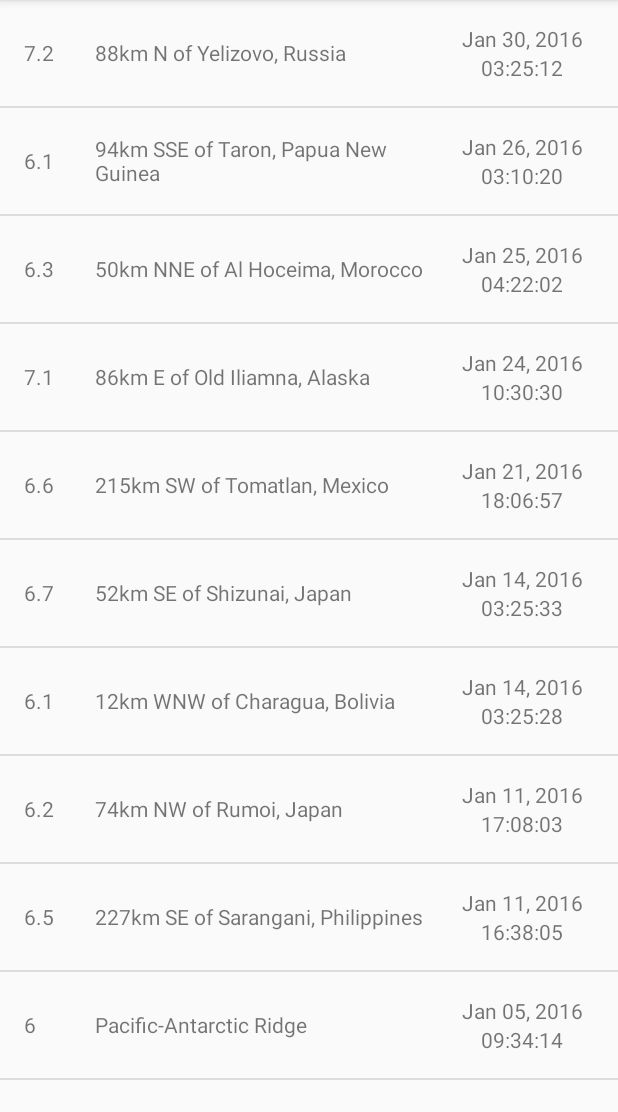
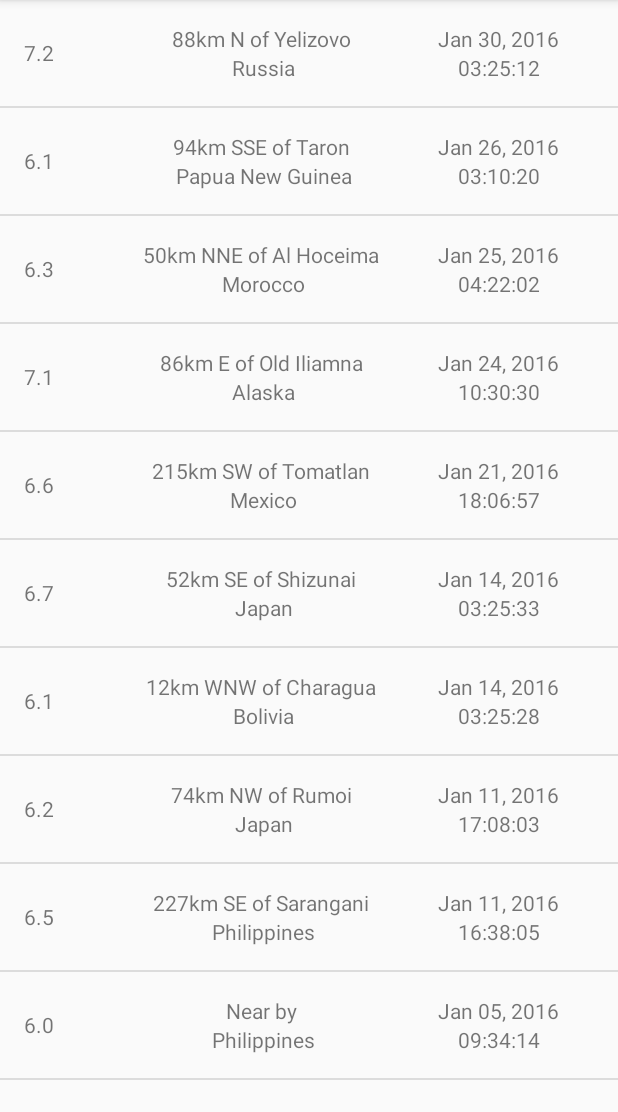
Before and after one commit to jozseflehocz/ud843-QuakeReport, an Android app: the screen it shows after launch (EarthquakeActivity), on a phone screen of 412 x 824 dp, the part 84-1196 px from its top. Run offline under Robolectric (Android 15) with nearby library versions, the phone set to English and light mode, and no system bars.

Commit message:
+primaryLocation +locationOffset +Decimalformat magnitude

```diff
--- a/app/src/main/java/com/example/android/quakereport/Earthquake.java
+++ b/app/src/main/java/com/example/android/quakereport/Earthquake.java
@@ -6,7 +6,7 @@ import java.util.Date;
 public class Earthquake {
 
     private String mLocation;
-    private String mMagnitude;
+    private Double mMagnitude;
     private Long mTime;
     private Date dateObject;
     private SimpleDateFormat dateFormatter;
@@ -14,7 +14,7 @@ public class Earthquake {
     private String dateToDisplay;
     private String timeToDisplay;
 
-    public Earthquake(String location, String magnitude, Long time){
+    public Earthquake(String location, Double magnitude, Long time){
         mLocation=location;
         mMagnitude=magnitude;
         mTime=time;
@@ -29,7 +29,7 @@ public class Earthquake {
         return mLocation;
     }
 
-    public String getMagnitude() {
+    public Double getMagnitude() {
         return mMagnitude;
     }
 
--- a/app/src/main/java/com/example/android/quakereport/EarthquakeAdapter.java
+++ b/app/src/main/java/com/example/android/quakereport/EarthquakeAdapter.java
@@ -22,6 +22,7 @@ import android.view.ViewGroup;
 import android.widget.ArrayAdapter;
 import android.widget.TextView;
 
+import java.text.DecimalFormat;
 import java.util.ArrayList;
 
 /*
@@ -31,6 +32,11 @@ import java.util.ArrayList;
 public class EarthquakeAdapter extends ArrayAdapter<Earthquake> {
 
     private static final String LOG_TAG = EarthquakeAdapter.class.getSimpleName();
+
+    private String locationOffset;
+    private String primarylocation;
+    private String locationParts[];
+    private String location;
 
     /**
      * This is our own custom constructor (it doesn't mirror a superclass constructor).
@@ -73,13 +79,34 @@ public class EarthquakeAdapter extends ArrayAdapter<Earthquake> {
         TextView magnitudeTextView = (TextView) listItemView.findViewById(R.id.magnitude);
         // Get the version name from the current AndroidFlavor object and
         // set this text on the name TextView
-        magnitudeTextView.setText(currentEarthQuake.getMagnitude());
+
+        String pattern = "0.0";
+        DecimalFormat decimalFormat = new DecimalFormat(pattern);
+
+        String format = decimalFormat.format(currentEarthQuake.getMagnitude());
+
+
+        magnitudeTextView.setText(format);
+
+        location=currentEarthQuake.getLocation();
+        locationOffset="Near by";
+        if (location.contains(",")){
+            locationParts=location.split(",");
+            locationOffset=locationParts[0];
+            primarylocation=locationParts[1];
+        }
 
         // Find the TextView in the list_item.xml layout with the ID version_name
-        TextView locationTextView = (TextView) listItemView.findViewById(R.id.location);
+        TextView locationOffsetTextView = (TextView) listItemView.findViewById(R.id.location_offset);
         // Get the version name from the current AndroidFlavor object and
         // set this text on the name TextView
-        locationTextView.setText(currentEarthQuake.getLocation());
+        locationOffsetTextView.setText(locationOffset);
+
+        // Find the TextView in the list_item.xml layout with the ID version_name
+        TextView primaryLocationTextView = (TextView) listItemView.findViewById(R.id.primary_location);
+        // Get the version name from the current AndroidFlavor object and
+        // set this text on the name TextView
+        primaryLocationTextView.setText(primarylocation);
 
         // Find the TextView in the list_item.xml layout with the ID version_name
         TextView dateTextView = (TextView) listItemView.findViewById(R.id.date);
--- a/app/src/main/java/com/example/android/quakereport/QueryUtils.java
+++ b/app/src/main/java/com/example/android/quakereport/QueryUtils.java
@@ -58,7 +58,7 @@ public final class QueryUtils {
             for (int i = 0; i < features.length(); i++) {
                 JSONObject earthquake = features.getJSONObject(i);
                 JSONObject properties = earthquake.getJSONObject("properties");
-                String mag=properties.getString("mag");
+                Double mag=properties.getDouble("mag");
                 String place=properties.getString("place");
                 Long time=properties.getLong("time");
 
--- a/app/src/main/res/layout/earhtquake_list_item.xml
+++ b/app/src/main/res/layout/earhtquake_list_item.xml
@@ -12,33 +12,53 @@
         android:layout_height="wrap_content"
         android:layout_weight="1"
         android:text="TextView"
-        tools:text="8.9"/>
-    <TextView
-        android:id="@+id/location"
+        tools:text="8.9" />
+
+    <LinearLayout
         android:layout_width="0dp"
         android:layout_height="wrap_content"
-        android:layout_weight="5"
+        android:layout_weight="3"
+        android:gravity="center_horizontal"
+        android:orientation="vertical">
+
+        <TextView
+            android:id="@+id/location_offset"
+            android:layout_width="wrap_content"
+            android:layout_height="0dp"
+            android:layout_weight="1"
             android:text="TextView"
-        tools:text="San Francisco, CA"/>
+            tools:text="San Francisco, CA" />
+        <TextView
+            android:id="@+id/primary_location"
+            android:layout_width="wrap_content"
+            android:layout_height="0dp"
+            android:layout_weight="1"
+            android:text="TextView"
+            tools:text="San Francisco, CA" />
+
+    </LinearLayout>
+
     <LinearLayout
         android:layout_width="0dp"
         android:layout_height="wrap_content"
         android:layout_weight="2"
         android:gravity="center_horizontal"
         android:orientation="vertical">
+
         <TextView
             android:id="@+id/date"
             android:layout_width="wrap_content"
             android:layout_height="0dp"
             android:layout_weight="1"
             android:text="TextView"
-        tools:text="Mar 6 2010"/>
+            tools:text="Mar 6 2010" />
+
         <TextView
             android:id="@+id/time"
             android:layout_width="wrap_content"
             android:layout_height="0dp"
             android:layout_weight="1"
             android:text="TextView"
-        tools:text="23:59:00"/>
+            tools:text="23:59:00" />
     </LinearLayout>
 </LinearLayout>
```
Lines whose indentation alone changed are shown as unchanged.
